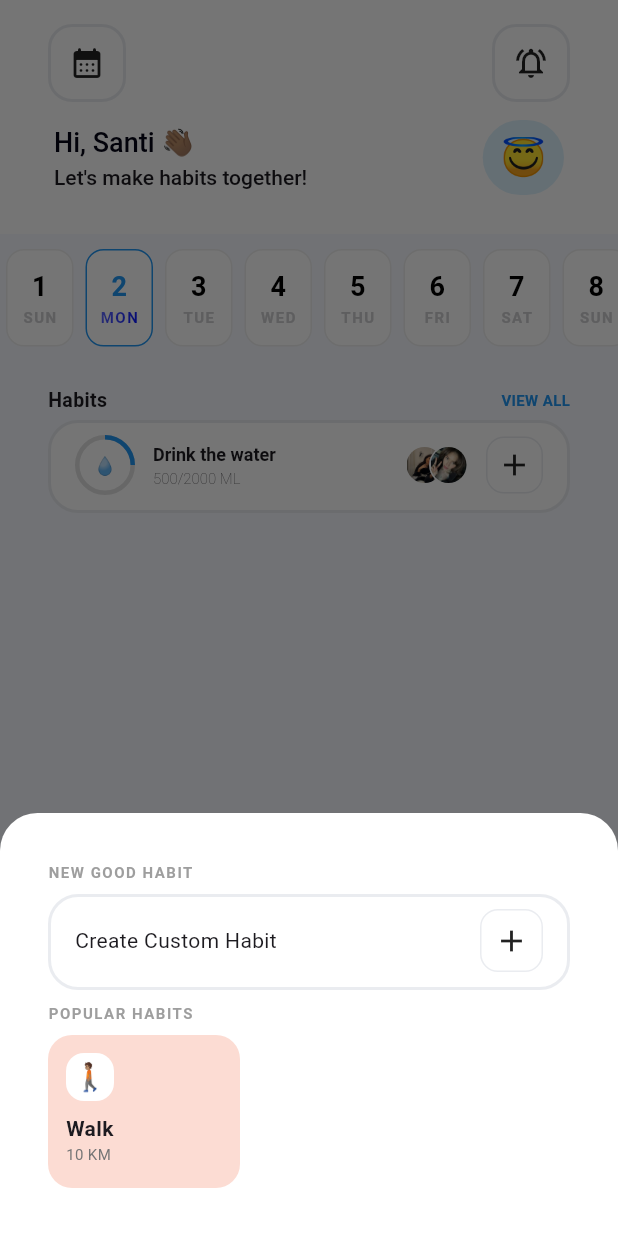
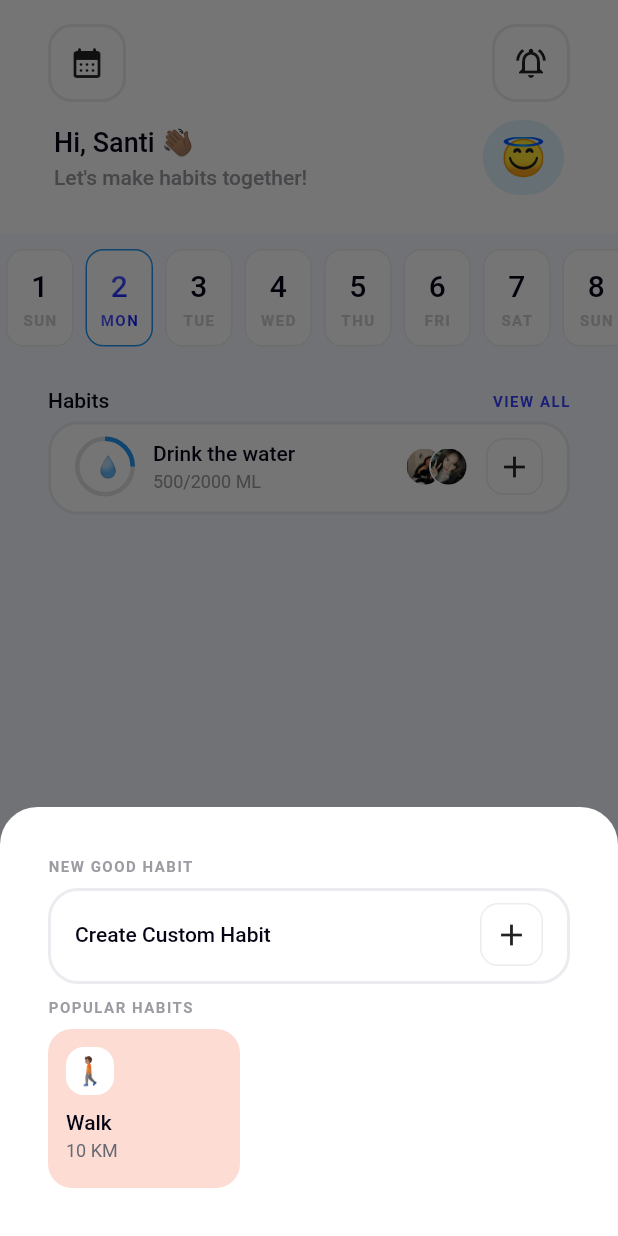
Before and after one commit to CardRapier/HProject, a Flutter app: the screen it shows after launch, item 3 of the bottom bar chosen, after a tap on "Quit Bad Habit", on a phone screen of 412 x 824 dp. Run offline on Flutter 3.47's test engine with Material 3 defaults, Android fonts, the phone set to English and light mode, and no system bars; drawn by our look-alikes of percent_indicator, scrollable_positioned_list; Roboto replaces fonts that are missing (Montserrat).

Commit message:
Refactor text, add colors for the app

```diff
--- a/lib/components/body_text.dart
+++ b/lib/components/text/text.dart
@@ -1,15 +1,17 @@
 import 'package:flutter/material.dart';
 import 'package:h_project/utils/design.dart';
 
-class BodyText extends StatelessWidget {
+class MyText extends StatelessWidget {
   final String text;
   final FontWeight? fontWeight;
   final double? fontSize;
   final Color? color;
   final double? letterSpacing;
   final bool? withGradient;
+  final TextAlign? textAlign;
+  final bool? upperCase;
 
-  const BodyText.title(
+  const MyText.title(
     this.text, {
     super.key,
     this.fontWeight = FontWeight.w500,
@@ -17,10 +19,11 @@ class BodyText extends StatelessWidget {
     this.color = MyColors.black,
     this.letterSpacing,
     this.withGradient,
-  }) : assert((withGradient == null || withGradient == false) || color == null,
-            'Color must be null when withGradient is not null');
+    this.textAlign,
+    this.upperCase,
+  });
 
-  const BodyText.paragraph(
+  const MyText.paragraph(
     this.text, {
     super.key,
     this.fontWeight = FontWeight.w500,
@@ -28,32 +31,35 @@ class BodyText extends StatelessWidget {
     this.color,
     this.letterSpacing,
     this.withGradient,
-  }) : assert((withGradient == null || withGradient == false) || color == null,
-            'Color must be null when withGradient is not null');
+    this.textAlign,
+    this.upperCase,
+  });
 
-  const BodyText.paragraphBook(
+  const MyText.paragraphBook(
     this.text, {
     super.key,
     this.fontWeight,
     this.fontSize,
-    this.color = const Color(0xff9B9BA1),
+    this.color = MyColors.black40,
     this.letterSpacing,
     this.withGradient,
-  }) : assert((withGradient == null || withGradient == false) || color == null,
-            'Color must be null when withGradient is not null');
+    this.textAlign,
+    this.upperCase,
+  });
 
-  const BodyText.alternative(
+  const MyText.alternative(
     this.text, {
     super.key,
     this.fontWeight,
     this.fontSize = 12,
-    this.color = const Color(0xff9B9BA1),
+    this.color = MyColors.black40,
     this.letterSpacing,
     this.withGradient,
-  }) : assert((withGradient == null || withGradient == false) || color == null,
-            'Color must be null when withGradient is not null');
+    this.textAlign,
+    this.upperCase,
+  });
 
-  const BodyText.chip(
+  const MyText.chip(
     this.text, {
     super.key,
     this.fontWeight = FontWeight.bold,
@@ -61,28 +67,48 @@ class BodyText extends StatelessWidget {
     this.color,
     this.letterSpacing = 1,
     this.withGradient,
-  }) : assert((withGradient == null || withGradient == false) || color == null,
-            'Color must be null when withGradient is not null');
+    this.textAlign,
+    this.upperCase,
+  });
+
+  const MyText.h6(
+    this.text, {
+    super.key,
+    this.fontWeight = FontWeight.w500,
+    this.fontSize = 20,
+    this.color,
+    this.letterSpacing,
+    this.withGradient,
+    this.textAlign,
+    this.upperCase,
+  });
 
   @override
   Widget build(BuildContext context) {
+    Color? finalColor = color;
+    finalColor ??= MyColors.black;
+    if (withGradient == true) finalColor = null;
+
+    String finalText = text;
+    if (upperCase == true) finalText = text.toUpperCase();
     Widget mainText = Text(
-      text,
+      finalText,
       style: TextStyle(
         fontWeight: fontWeight,
         fontSize: fontSize,
-        color: color,
+        color: finalColor,
         letterSpacing: letterSpacing ?? 0,
       ),
+      textAlign: textAlign,
     );
 
-    if (withGradient == true) mainText = _gradientTextStyle(mainText);
+    if (withGradient == true) mainText = gradientTextStyle(mainText);
 
     return mainText;
   }
 }
 
-ShaderMask _gradientTextStyle(child) {
+ShaderMask gradientTextStyle(child) {
   return ShaderMask(
     blendMode: BlendMode.srcIn,
     shaderCallback: (bounds) => MyColors.gradientBlue
--- a/lib/main.dart
+++ b/lib/main.dart
@@ -1,5 +1,5 @@
 import 'package:flutter/material.dart';
-import 'package:h_project/components/body_text.dart';
+import 'package:h_project/components/text/text.dart';
 import 'package:h_project/utils/design.dart';
 import 'package:intl/intl.dart';
 import 'package:percent_indicator/circular_percent_indicator.dart';
@@ -163,9 +163,10 @@ class MyHomePage extends StatelessWidget {
                         const Column(
                           crossAxisAlignment: CrossAxisAlignment.start,
                           children: [
-                            BodyText.title('Hi, Santi 👋🏽'),
-                            BodyText.paragraph(
+                            MyText.title('Hi, Santi 👋🏽'),
+                            MyText.paragraph(
                               "Let's make habits together!",
+                              color: MyColors.black40,
                             ),
                           ],
                         ),
@@ -260,16 +261,15 @@ class MyHomePage extends StatelessWidget {
                   child: Column(
                     mainAxisAlignment: MainAxisAlignment.center,
                     children: [
-                      Text(
+                      MyText.h6(
                         '${i + 1}',
-                        style: TextStyle(
-                            fontSize: 18,
-                            fontWeight: FontWeight.bold,
-                            color: isSelected ? Colors.blue : Colors.black),
+                        withGradient: isSelected,
+                        color: MyColors.black,
                       ),
-                      BodyText.chip(dateFormat.format(date).toUpperCase(),
+                      MyText.chip(dateFormat.format(date),
+                          upperCase: true,
                           withGradient: isSelected,
-                          color: isSelected ? null : MyColors.black20),
+                          color: MyColors.black20),
                     ],
                   ),
                 );
@@ -336,22 +336,18 @@ class MyHomePage extends StatelessWidget {
                 // challenges(),
                 Column(
                   children: [
-                    Padding(
-                      padding: const EdgeInsets.only(top: 16, bottom: 4),
+                    const Padding(
+                      padding: EdgeInsets.only(top: 16, bottom: 4),
                       child: Row(
                         mainAxisAlignment: MainAxisAlignment.spaceBetween,
                         children: [
-                          const Text(
+                          MyText.paragraph(
                             'Habits',
-                            style: TextStyle(
-                                fontWeight: FontWeight.bold, fontSize: 13),
                           ),
-                          Text(
-                            'view all'.toUpperCase(),
-                            style: const TextStyle(
-                                color: Colors.blue,
-                                fontWeight: FontWeight.bold,
-                                fontSize: 10),
+                          MyText.chip(
+                            'view all',
+                            upperCase: true,
+                            color: MyColors.blue,
                           )
                         ],
                       ),
@@ -375,9 +371,12 @@ class MyHomePage extends StatelessWidget {
                                 radius: 20.0,
                                 lineWidth: 3.0,
                                 percent: 0.25,
-                                center: const Text(
-                                  "💧",
-                                  style: TextStyle(fontSize: 12),
+                                center: const Padding(
+                                  padding: EdgeInsets.only(left: 4.0),
+                                  child: Text(
+                                    "💧",
+                                    style: TextStyle(fontSize: 14),
+                                  ),
                                 ),
                                 backgroundColor: Colors.grey.shade300,
                                 progressColor: Colors.blue,
@@ -388,22 +387,8 @@ class MyHomePage extends StatelessWidget {
                               const Column(
                                 crossAxisAlignment: CrossAxisAlignment.start,
                                 children: [
-                                  Text(
-                                    'Drink the water',
-                                    style: TextStyle(
-                                      fontWeight: FontWeight.bold,
-                                      letterSpacing: 0,
-                                      fontSize: 12,
-                                    ),
-                                  ),
-                                  Text(
-                                    '500/2000 ML',
-                                    style: TextStyle(
-                                      fontWeight: FontWeight.w200,
-                                      letterSpacing: 0,
-                                      fontSize: 10,
-                                    ),
-                                  )
+                                  MyText.paragraph('Drink the water'),
+                                  MyText.alternative('500/2000 ML')
                                 ],
                               ),
                             ],
@@ -714,23 +699,15 @@ Widget _buildOption(
         ),
         padding: const EdgeInsets.symmetric(vertical: 16, horizontal: 8),
         child: Row(
-          mainAxisAlignment: MainAxisAlignment.spaceAround,
           children: [
             Column(
+              crossAxisAlignment: CrossAxisAlignment.start,
               children: [
-                Text(
-                  title,
-                  style: const TextStyle(
-                      fontWeight: FontWeight.bold, fontSize: 12),
-                  textAlign: TextAlign.start,
-                ),
-                Text(
-                  subtitle,
-                  style: const TextStyle(color: Colors.grey, fontSize: 12),
-                  textAlign: TextAlign.start,
-                ),
+                MyText.paragraph(title),
+                MyText.paragraphBook(subtitle),
               ],
             ),
+            const SizedBox(width: 4),
             Icon(icon, color: color, size: 30),
           ],
         ),
@@ -760,14 +737,12 @@ Widget _buildMoodSelector() {
     child: Column(
       crossAxisAlignment: CrossAxisAlignment.stretch,
       children: [
-        const Text(
+        const MyText.paragraph(
           "Add Mood",
-          style: TextStyle(fontWeight: FontWeight.bold, fontSize: 16),
           textAlign: TextAlign.center,
         ),
-        const Text(
+        const MyText.alternative(
           "How're you feeling?",
-          style: TextStyle(color: Colors.grey, fontSize: 14),
           textAlign: TextAlign.center,
         ),
         const SizedBox(height: 12),
@@ -800,10 +775,14 @@ void _showCreateHabitModal(BuildContext context, String habitType) {
           mainAxisSize: MainAxisSize.min,
           crossAxisAlignment: CrossAxisAlignment.stretch,
           children: [
-            greyText('New good habit'.toUpperCase()),
+            const MyText.chip(
+              'New good habit',
+              upperCase: true,
+              color: MyColors.black40,
+            ),
             const SizedBox(height: 8),
             basicCard(children: [
-              const Text('Create Custom Habit'),
+              const MyText.paragraph('Create Custom Habit'),
               const HeaderButton(
                 icon: Icons.add,
                 containerPadding: 8,
@@ -812,11 +791,14 @@ void _showCreateHabitModal(BuildContext context, String habitType) {
               ),
             ]),
             const SizedBox(height: 8),
-            greyText('Popular habits'.toUpperCase()),
-            // Add your form fields or widgets for habit creation here
+            const MyText.chip(
+              'Popular habits',
+              upperCase: true,
+              color: MyColors.black40,
+            ),
             const SizedBox(height: 8),
             SizedBox(
-              height: 102,
+              height: 106,
               child: ListView(
                 scrollDirection: Axis.horizontal,
                 children: [
@@ -846,14 +828,10 @@ void _showCreateHabitModal(BuildContext context, String habitType) {
                         const SizedBox(
                           height: 8,
                         ),
-                        const Text(
-                          'Walk',
-                          style: TextStyle(fontWeight: FontWeight.bold),
-                        ),
-                        Text(
+                        const MyText.paragraph('Walk'),
+                        const MyText.alternative(
                           '10 KM',
-                          style: TextStyle(
-                              fontSize: 10, color: Colors.grey.shade600),
+                          color: MyColors.black60,
                         ),
                       ],
                     ),
--- a/lib/utils/design.dart
+++ b/lib/utils/design.dart
@@ -2,8 +2,10 @@ import 'package:flutter/material.dart';
 
 class MyColors {
   static const Color black = Color(0xff040415);
+  static const Color black60 = Color(0xff686873);
   static const Color black40 = Color(0xff9B9BA1);
   static const Color black20 = Color(0xffCDCDD0);
+  static const Color blue = Color(0xff3843FF);
   static const LinearGradient gradientBlue = LinearGradient(
       begin: Alignment.topLeft,
       end: Alignment.bottomRight,
```
